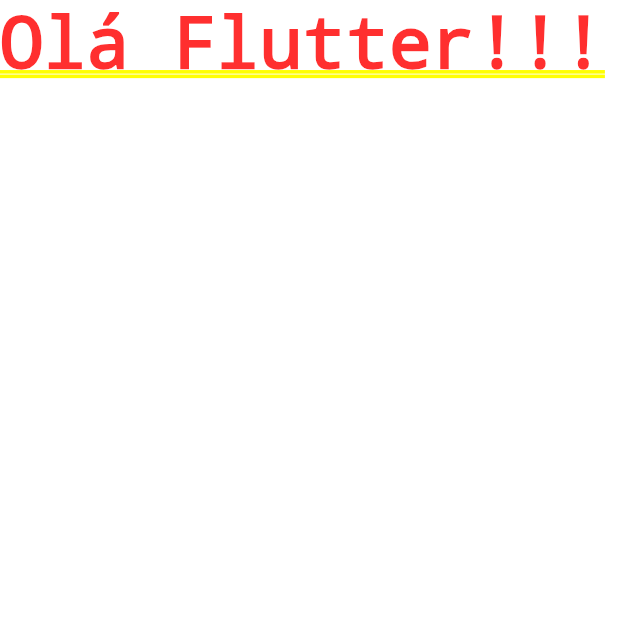
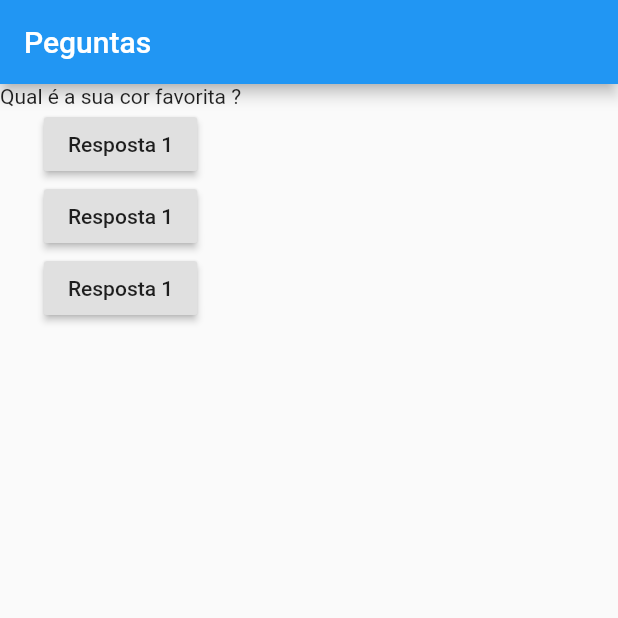
Before and after one commit to cxmarcelo/projeto_perguntas_flutter, a Flutter app: the screen it shows after launch, on a phone screen of 412 x 824 dp, the top half of it. Run offline on Flutter 3.47's test engine with Material 2 defaults, Android fonts, the phone set to English and light mode, and no system bars.

Commit message:
Usando Column para organizar os widgets

```diff
--- a/lib/main.dart
+++ b/lib/main.dart
@@ -1,14 +1,47 @@
 
 import 'package:flutter/material.dart';
 
-main() {
-  runApp(new PerguntaApp());
-}
 
+main() => runApp(PerguntaApp());
+
+@override
 class PerguntaApp extends StatelessWidget  {
+
+  void responder() {
+    print('Pergunta respondinda!');
+  }
+
+
   Widget build(BuildContext context) {
+    final List<String> perguntas = [
+      "Qual é a sua cor favorita ?",
+      "Qual é o seu animal favorito ?",
+    ];
+
+
     return MaterialApp(
-      home: Text('Olá Flutter!!!'),
+      home: Scaffold(
+        appBar: AppBar(
+          title: Text("Peguntas"),
+        ),
+        body: Column(
+          children: <Widget>[
+            Text(perguntas[0]),
+            RaisedButton(
+              child: Text("Resposta 1"),
+              onPressed: responder,
+            ),
+            RaisedButton(
+              child: Text("Resposta 1"),
+              onPressed: responder,
+            ),
+            RaisedButton(
+              child: Text("Resposta 1"),
+              onPressed: responder,
+            )
+          ],
+        ),
+      ),
     );
   }
 }
```
